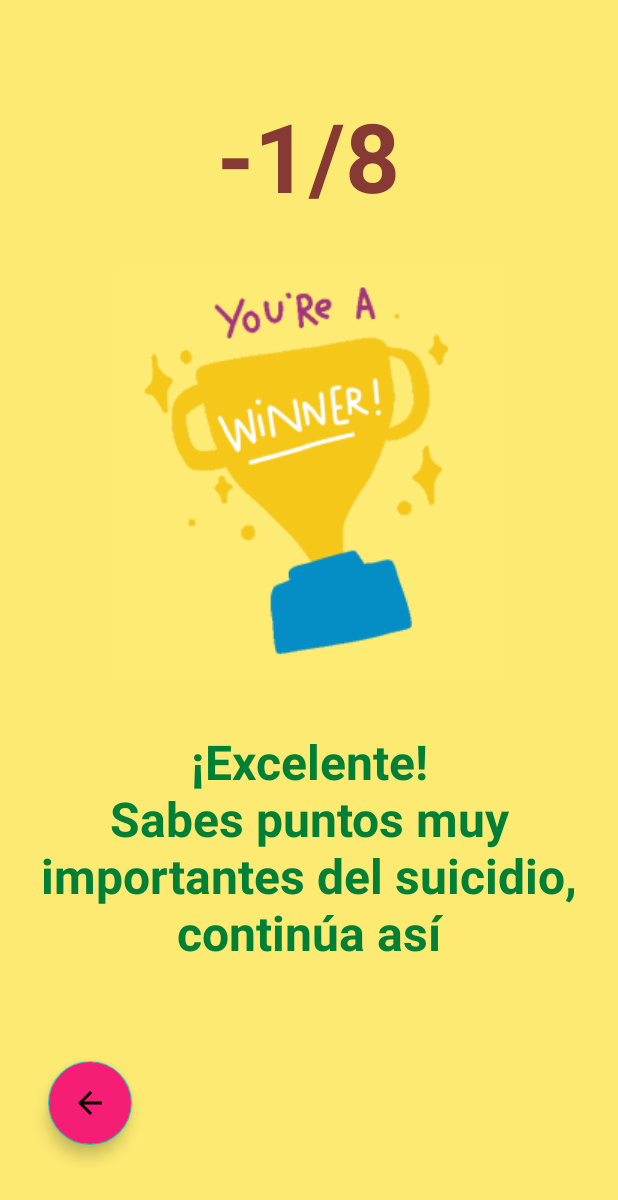
After one commit to emisc0607/Lmental, an Android app: the MythRealResults screen opened directly, with no data from a screen before it, on a phone screen of 412 x 824 dp. The commit adds this screen. Shown: the top 1200 px of the screen. Run offline under Robolectric (Android 15) with nearby library versions, the phone set to English and light mode, and no system bars.

Commit message:
Séptima Opción terminada
Opción para mitos y realidades terminada

```diff
--- a/app/src/main/AndroidManifest.xml
+++ b/app/src/main/AndroidManifest.xml
@@ -11,6 +11,9 @@
         android:supportsRtl="true"
         android:theme="@style/Theme.Lmental"
         tools:targetApi="31">
+        <activity
+            android:name=".suicide.SeventhOption.SevOSubOptions.MythRealResults"
+            android:exported="false" />
         <activity
             android:name=".suicide.SeventhOption.SevOSubOptions.FirstMyth"
             android:exported="false" />
--- /dev/null
+++ b/app/src/main/java/com/example/lmental/suicide/SeventhOption/SevOSubOptions/MythRealResults.kt
@@ -0,0 +1,48 @@
+package com.example.lmental.suicide.SeventhOption.SevOSubOptions
+
+import android.content.Intent
+import androidx.appcompat.app.AppCompatActivity
+import android.os.Bundle
+import com.example.lmental.R
+import com.example.lmental.databinding.ActivityMythRealResultsBinding
+import com.example.lmental.suicide.SeventhOption.SevOSubOptions.FirstMyth.Companion.MYTHREAL_KEY
+import com.example.lmental.suicide.SeventhOption.SuicideSeventh
+
+class MythRealResults : AppCompatActivity() {
+    private lateinit var binding: ActivityMythRealResultsBinding
+    override fun onCreate(savedInstanceState: Bundle?) {
+        binding = ActivityMythRealResultsBinding.inflate(layoutInflater)
+        super.onCreate(savedInstanceState)
+        setContentView(binding.root)
+
+        val mythResults: Int = intent.extras?.getInt(MYTHREAL_KEY) ?: -1
+        initUI(mythResults)
+
+        binding.fabMythResultsReturn.setOnClickListener{
+            val intent = Intent(this, SuicideSeventh::class.java)
+            startActivity(intent)
+        }
+    }
+
+    private fun initUI(mythResults: Int){
+        val finalScore = mythResults.toString() + getString(R.string.sConduct_mythReal_results_max_score)
+        binding.tvResultScore.text = finalScore
+
+        when(mythResults){
+            in 0..4 ->{
+                binding.tvMythRealResultBody.text = getString(R.string.sConduct_mythReality_results_bad)
+                binding.ivMythRealResult.setImageResource(R.drawable.myth_real_result_bad_ic)
+            }
+
+            in 5..7 ->{
+                binding.tvMythRealResultBody.text = getString(R.string.sConduct_mythReality_results_good)
+                binding.ivMythRealResult.setImageResource(R.drawable.myth_real_result_good_ic)
+            }
+
+            in 8..10 ->{
+                binding.tvMythRealResultBody.text = getString(R.string.sConduct_mythReality_results_exc)
+                binding.ivMythRealResult.setImageResource(R.drawable.myth_real_result_ex_ic)
+            }
+        }
+    }
+}
--- a/app/src/main/java/com/example/lmental/suicide/SeventhOption/SuicideSeventh.kt
+++ b/app/src/main/java/com/example/lmental/suicide/SeventhOption/SuicideSeventh.kt
@@ -23,4 +23,5 @@ class SuicideSeventh : AppCompatActivity() {
             startActivity(intent)
         }
     }
+
 }
--- a/app/src/main/res/layout/activity_first_myth.xml
+++ b/app/src/main/res/layout/activity_first_myth.xml
@@ -21,6 +21,7 @@
         app:layout_constraintTop_toTopOf="parent">
 
         <TextView
+            android:id="@+id/tvCurrentQuestion"
             android:layout_width="wrap_content"
             android:layout_height="wrap_content"
             android:text=" 1 "
@@ -111,6 +112,7 @@
                 android:layout_width="wrap_content"
                 android:layout_height="wrap_content"
                 android:text="@string/sConduct_mythReality_title_answer_myth"
+                android:gravity="center"
                 android:textColor="#008037"
                 android:textSize="24sp"
                 android:textStyle="bold" />
--- /dev/null
+++ b/app/src/main/res/layout/activity_myth_real_results.xml
@@ -0,0 +1,49 @@
+<?xml version="1.0" encoding="utf-8"?>
+<LinearLayout xmlns:android="http://schemas.android.com/apk/res/android"
+    xmlns:app="http://schemas.android.com/apk/res-auto"
+    xmlns:tools="http://schemas.android.com/tools"
+    android:layout_width="match_parent"
+    android:layout_height="match_parent"
+    android:background="#FDEA73"
+    android:orientation="vertical"
+    android:padding="16dp"
+    android:gravity="center"
+    tools:context=".suicide.SeventhOption.SevOSubOptions.MythRealResults">
+
+    <TextView
+        android:id="@+id/tvResultScore"
+        android:layout_width="wrap_content"
+        android:layout_height="wrap_content"
+        android:textStyle="bold"
+        android:textColor="#873A34"
+        android:text="@string/sConduct_mythReal_results_max_score"
+        android:textSize="64sp"
+        android:gravity="center"/>
+
+    <ImageView
+        android:id="@+id/ivMythRealResult"
+        android:layout_marginVertical="32dp"
+        android:layout_width="wrap_content"
+        android:layout_height="wrap_content"
+        android:src="@drawable/myth_real_result_ex_ic"/>
+
+    <TextView
+        android:id="@+id/tvMythRealResultBody"
+        android:layout_width="wrap_content"
+        android:layout_height="wrap_content"
+        android:textColor="#008037"
+        android:textStyle="bold"
+        android:text="@string/sConduct_mythReality_results_exc"
+        android:gravity="center"
+        android:textSize="32sp"/>
+
+    <com.google.android.material.floatingactionbutton.FloatingActionButton
+        android:id="@+id/fabMythResultsReturn"
+        android:layout_width="wrap_content"
+        android:layout_height="wrap_content"
+        android:layout_marginTop="64dp"
+        android:layout_marginLeft="16dp"
+        android:layout_gravity="start"
+        android:backgroundTint="#F61E74"
+        android:src="@drawable/ic_return" />
+</LinearLayout>
--- a/app/src/main/res/values/strings.xml
+++ b/app/src/main/res/values/strings.xml
@@ -29,4 +29,5 @@
 
 
     <string name="sConduct_secondOption_schoolStress_FirstHelp">Inhala por la nariz\n(4 segundos)\n\nAguanta\n(6 Segundos)\n\nExhala por la boca\n(8 Segundos)</string>
+    <string name="sConduct_mythReal_results_max_score">/8</string>
 </resources>
```
Also changed, not shown: app/src/main/java/com/example/lmental/suicide/SeventhOption/SevOSubOptions/FirstMyth.kt (+156 -4 lines), app/src/main/res/drawable/myth_real_result_bad_ic.png (added), app/src/main/res/drawable/myth_real_result_ex_ic.png (added), app/src/main/res/drawable/myth_real_result_good_ic.png (added).
